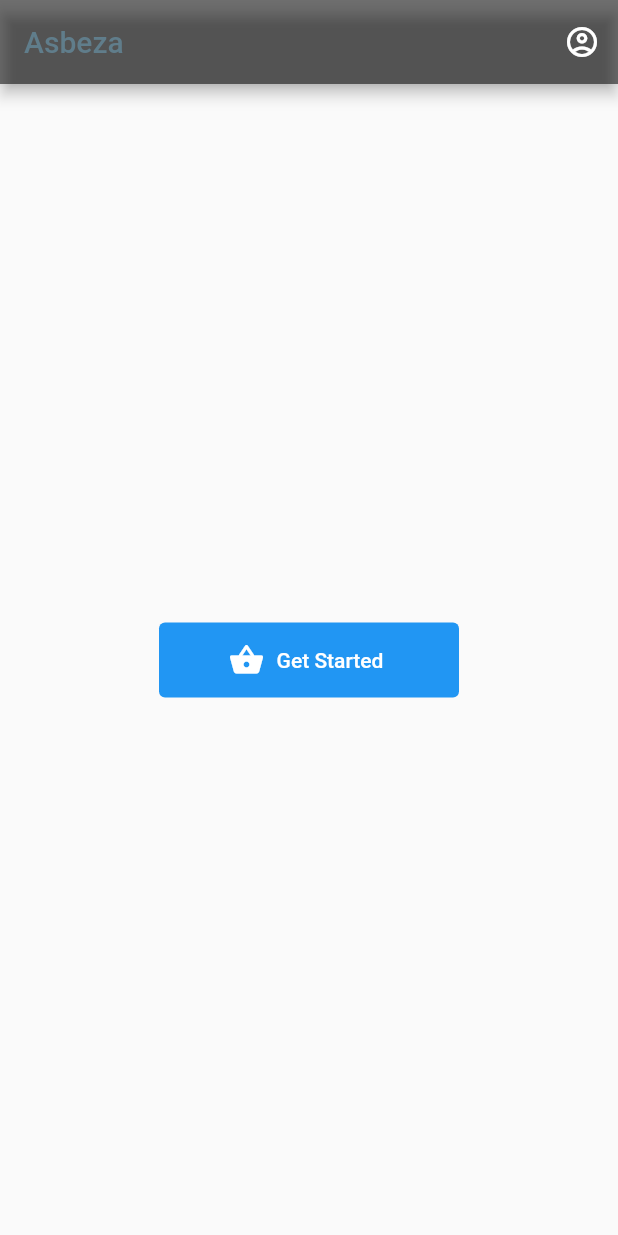
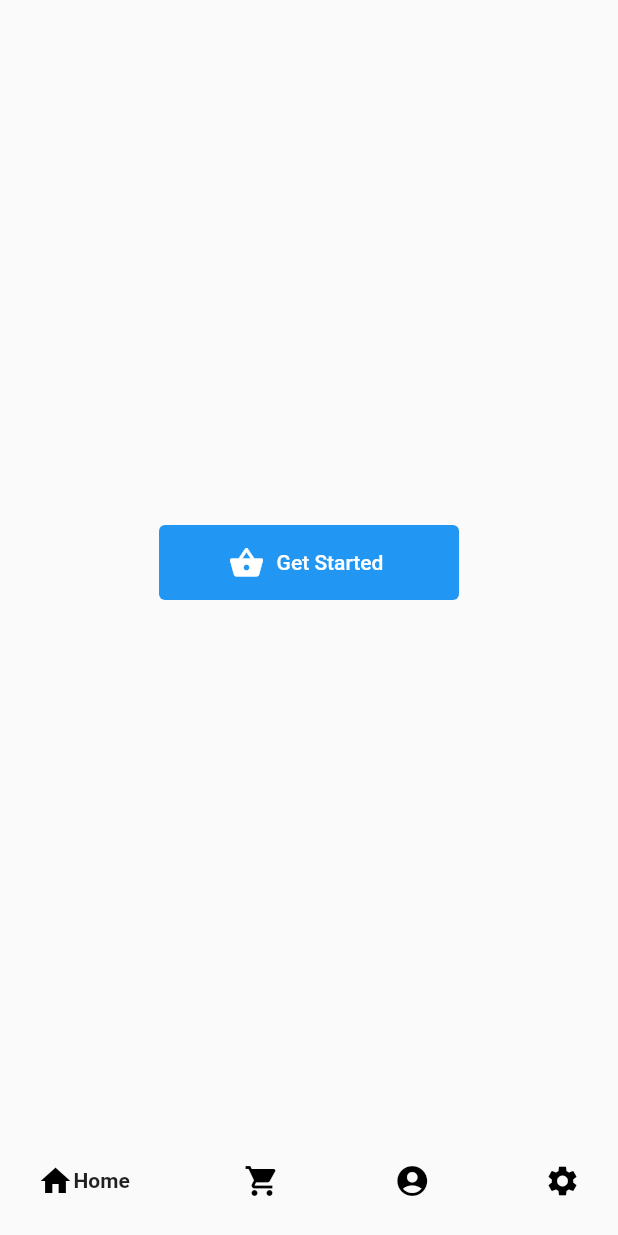
Before and after one commit to Asrat77/asbeza, a Flutter app: the screen it shows after launch, on a phone screen of 412 x 824 dp. Run offline on Flutter 3.47's test engine with Material 2 defaults, Android fonts, the phone set to English and light mode, and no system bars; drawn by our look-alikes of google_nav_bar; our stand-ins replace bloc, equatable, flutter_bloc; missing offline and left inert: mobile_number.

Commit message:
updated home_page/profiles/cart

```diff
--- a/lib/bloc/home_bloc.dart
+++ b/lib/bloc/home_bloc.dart
@@ -10,12 +10,14 @@ import '../data_provider/apiService.dart';
 
 class HomeBloc extends Bloc<HomeEvent, HomeState> {
   final _apiServiceProvider = ApiService();
+  List history = [];
+
 
   HomeBloc() : super(HomeInitialState()) {
     on<GetDataButtonPressed>((event, emit) async {
       emit(HomeLoadingState());
       final asbeza = await _apiServiceProvider.fetchAsbeza();
-      emit(HomeSuccessState(asbeza: asbeza));
+      emit(HomeSuccessState(asbeza: asbeza!, history: history));
   });
 }
 }
--- a/lib/bloc/home_event.dart
+++ b/lib/bloc/home_event.dart
@@ -1,4 +1,6 @@
 import 'package:equatable/equatable.dart';
+
+import '../models/asbeza.dart';
 
 abstract class HomeEvent extends Equatable {}
 
@@ -7,3 +9,13 @@ class GetDataButtonPressed extends HomeEvent {
   @override
   List<Object> get props => [];
 }
+
+class HistoryEvent extends HomeEvent {
+  final Asbeza asbeza;
+  HistoryEvent({required this.asbeza});
+
+  @override
+  List<Object> get props => [];
+
+  get data => asbeza;
+}
--- a/lib/bloc/home_state.dart
+++ b/lib/bloc/home_state.dart
@@ -16,11 +16,10 @@ class HomeLoadingState extends HomeState {
 }
 
 class HomeSuccessState extends HomeState {
-  List? asbeza;
+  List asbeza;
+  List history;
 
-  HomeSuccessState({
-      required this.asbeza,}
-      );
+  HomeSuccessState({required this.asbeza, required this.history});
 
   @override
   // TODO: implement props
--- a/lib/main.dart
+++ b/lib/main.dart
@@ -1,3 +1,4 @@
+import 'package:asbeza/views/cart_screen.dart';
 import 'package:asbeza/views/home_screen.dart';
 import 'package:asbeza/views/profile_page.dart';
 import 'package:flutter/material.dart';
@@ -23,9 +24,12 @@ class MyApp extends StatelessWidget {
         routes: {
           "/": (context)=> const home_screen(),
           "/profile": (context)=> const ProfilePage(),
+          "/cart": (context)=> const HistoryPage(),
+
         },
 
         title: 'Flutter Demo',
+        debugShowCheckedModeBanner: false,
         theme: ThemeData(
           primarySwatch: Colors.blue,
         ),
--- a/lib/views/home_screen.dart
+++ b/lib/views/home_screen.dart
@@ -1,9 +1,11 @@
 import 'package:asbeza/bloc/home_state.dart';
+import 'package:asbeza/views/components/navBar.dart';
 import 'package:asbeza/views/itemsCard.dart';
 import 'package:asbeza/views/profile_page.dart';
 import 'package:flutter/material.dart';
 import 'package:flutter_bloc/flutter_bloc.dart';
 import 'package:asbeza/models/asbeza.dart';
+import 'package:google_nav_bar/google_nav_bar.dart';
 import '../bloc/home_bloc.dart';
 import '../bloc/home_event.dart';
 import 'package:asbeza/data_provider/apiService.dart';
@@ -25,21 +27,20 @@ class _home_screenState extends State<home_screen> {
 
   Widget build(BuildContext context) {
     return Scaffold(
-        appBar: AppBar(
-          title: const Text("Asbeza",
-            style: TextStyle(
-                color: Colors.blueGrey
-            ),),
-          backgroundColor: Colors.black54,
-          actions: [
-            IconButton(onPressed: () {
 
-              Navigator.pushNamed( context,"/profile");
-            },
-            icon: const Icon(Icons.account_circle_outlined,),
-            )      ],
 
-        ),
+        bottomNavigationBar: GNav(
+
+
+    tabs: [
+    GButton(icon: Icons.home, text: "Home",onPressed: (){Navigator.pushNamed(context, "/");},),
+    GButton(icon: Icons.shopping_cart,text: "History",onPressed: (){Navigator.pushNamed(context, "/cart");},),
+    GButton(icon: Icons.account_circle,text: "Profile",onPressed: (){Navigator.pushNamed(context, "/profile");},),
+    GButton(icon: Icons.settings,text: "Profile",)
+
+    ],
+
+    ),
         body: BlocBuilder<HomeBloc, HomeState>(
             builder: (context, state) {
               if (state is HomeInitialState) {
@@ -107,7 +108,10 @@ class _home_screenState extends State<home_screen> {
                                   ],
                                 ),
                                 IconButton(
-                                    onPressed: () {},
+                                    onPressed: () {
+                                      BlocProvider.of<HomeBloc>(context)
+                                          .add(HistoryEvent(asbeza: item));
+                                    },
                                     icon: const Icon(Icons.add_circle))
                               ],
                             ),
--- a/pubspec.yaml
+++ b/pubspec.yaml
@@ -35,12 +35,13 @@ dependencies:
   flutter_svg: ^0.22.0
   shared_preferences: ^2.0.7
   json_annotation: ^4.1.0
-
+  google_nav_bar: ^5.0.6
 
   # The following adds the Cupertino Icons font to your application.
   # Use with the CupertinoIcons class for iOS style icons.
   cupertino_icons: ^1.0.2
   http: any
+  mobile_number: ^2.1.1
 dev_dependencies:
   flutter_test:
     sdk: flutter
@@ -67,6 +68,8 @@ flutter:
   # included with your application, so that you can use the icons in
   # the material Icons class.
   uses-material-design: true
+  assets:
+    - assets/user-profile-icon.png
 
   # To add assets to your application, add an assets section, like this:
   # assets:
```
Also changed, not shown: lib/views/cart_screen.dart (added, +138 -0 lines), lib/views/components/navBar.dart (added, +20 -0 lines), lib/views/profile_page.dart (+75 -3 lines), assets/user-profile-icon.png (added), pubspec.lock, 1 other file.
